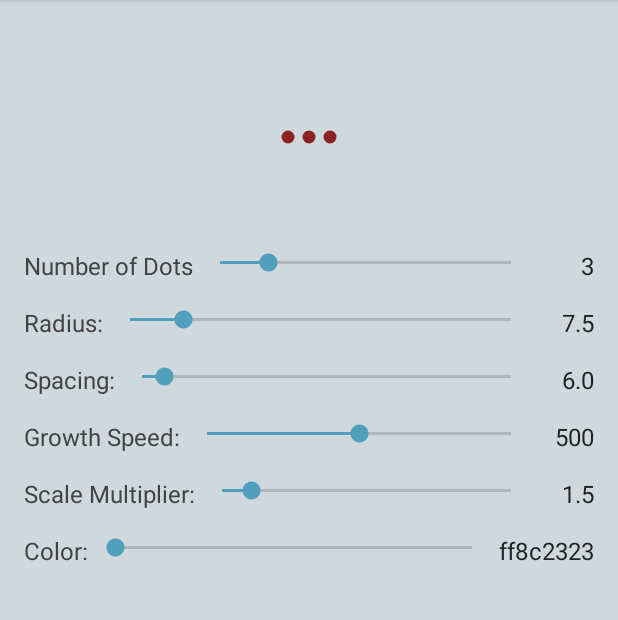
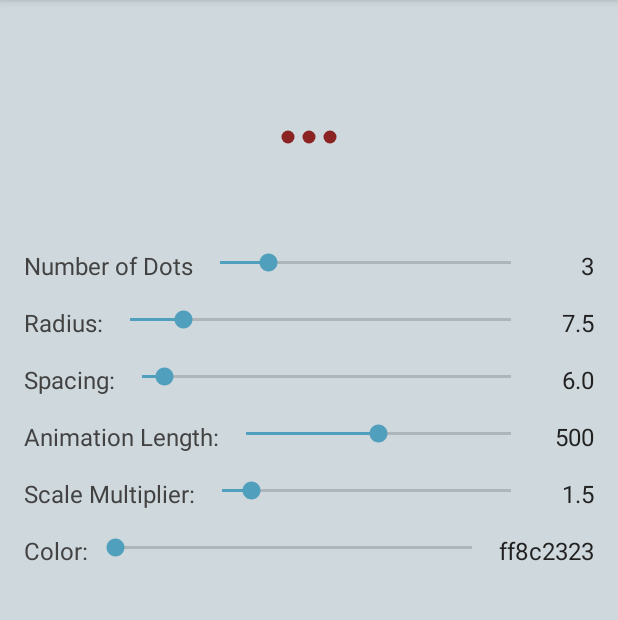
Before and after one commit to JustZak/DilatingDotsProgressBar, an Android app: the screen it shows after launch (MainActivity), on a phone screen of 412 x 824 dp, the part 84-704 px from its top. Run offline under Robolectric (Android 15) with nearby library versions, the phone set to English and light mode, and no system bars.

Commit message:
changed field name from growthSpeed to animationDuration in example

```diff
--- a/example/src/main/java/com/zl/reik/dilatingexample/MainActivity.java
+++ b/example/src/main/java/com/zl/reik/dilatingexample/MainActivity.java
@@ -23,7 +23,7 @@ public class MainActivity extends AppCompatActivity implements SeekBar.OnSeekBar
     private TextView mRadiusTextView;
     private TextView mColorTextView;
     private TextView mSpacingTextView;
-    private TextView mGrowthSpeedTextView;
+    private TextView mAnimationDurationTextView;
     private DilatingDotsProgressBar mDilatingDotsProgressBar;
 
     private final float scaleMin = 1.2f;
@@ -49,13 +49,13 @@ public class MainActivity extends AppCompatActivity implements SeekBar.OnSeekBar
         mNumberDotsSeekbar = (AppCompatSeekBar) findViewById(R.id.seekbar_number_dots);
         mRadiusSeekbar = (AppCompatSeekBar) findViewById(R.id.seekbar_radius);
         mSpacingSeekbar = (AppCompatSeekBar) findViewById(R.id.seekbar_spacing);
-        mAnimationDurationSeekbar = (AppCompatSeekBar) findViewById(R.id.seekbar_growth_speed);
+        mAnimationDurationSeekbar = (AppCompatSeekBar) findViewById(R.id.seekbar_animation_duration);
         mColorSeekbar = (AppCompatSeekBar) findViewById(R.id.seekbar_color);
         mScaleMultiplierSeekbar = (AppCompatSeekBar) findViewById(R.id.seekbar_scale_multiplier);
 
         mNumDotsTextView = (TextView) findViewById(R.id.textview_num_dots);
         mScaleMultiplierTextView = (TextView) findViewById(R.id.textview_scale_multiplier);
-        mGrowthSpeedTextView = (TextView) findViewById(R.id.textview_growth_speed);
+        mAnimationDurationTextView = (TextView) findViewById(R.id.textview_animation_duration);
         mColorTextView = (TextView) findViewById(R.id.textview_color);
         mRadiusTextView = (TextView) findViewById(R.id.textview_radius);
         mSpacingTextView = (TextView) findViewById(R.id.textview_spacing);
@@ -84,7 +84,7 @@ public class MainActivity extends AppCompatActivity implements SeekBar.OnSeekBar
 
         mAnimationDurationSeekbar.setProgress(mDilatingDotsProgressBar.getDotGrowthSpeed());
         mAnimationDurationSeekbar.setOnSeekBarChangeListener(this);
-        mGrowthSpeedTextView.setText(String.valueOf(mDilatingDotsProgressBar.getDotGrowthSpeed()));
+        mAnimationDurationTextView.setText(String.valueOf(mDilatingDotsProgressBar.getDotGrowthSpeed()));
 
         int progress = seekbarProgressFromValue(
             scaleMin,
@@ -109,7 +109,7 @@ public class MainActivity extends AppCompatActivity implements SeekBar.OnSeekBar
             mSpacingTextView.setText(String.valueOf(progress));
         } else if (seekBar == mAnimationDurationSeekbar) {
             mDilatingDotsProgressBar.setGrowthSpeed(progress);
-            mGrowthSpeedTextView.setText(String.valueOf(progress));
+            mAnimationDurationTextView.setText(String.valueOf(progress));
         } else if (seekBar == mNumberDotsSeekbar) {
             mDilatingDotsProgressBar.setNumberOfDots(progress + numDotsMin);
             mNumDotsTextView.setText(String.valueOf(progress + numDotsMin));
--- a/example/src/main/res/layout/content_main.xml
+++ b/example/src/main/res/layout/content_main.xml
@@ -94,15 +94,15 @@
 
 		<TextView
 			style="@style/SeekbarLabel"
-			android:text="@string/growth_speed"/>
+			android:text="@string/animation_duration"/>
 
 		<android.support.v7.widget.AppCompatSeekBar
-			android:id="@+id/seekbar_growth_speed"
+			android:id="@+id/seekbar_animation_duration"
 			style="@style/Seekbar"
 			android:max="1000"/>
 
 		<TextView
-			android:id="@+id/textview_growth_speed"
+			android:id="@+id/textview_animation_duration"
 			style="@style/SeekbarValueText"/>
 
 	</LinearLayout>
--- a/example/src/main/res/values/strings.xml
+++ b/example/src/main/res/values/strings.xml
@@ -4,7 +4,7 @@
 	<string name="number_of_dots">Number of Dots</string>
 	<string name="radius">Radius:</string>
 	<string name="spacing">Spacing:</string>
-	<string name="growth_speed">Growth Speed:</string>
+	<string name="animation_duration">Animation Length:</string>
 	<string name="scale_multiplier">Scale Multiplier:</string>
 	<string name="color">Color:</string>
 </resources>
```
